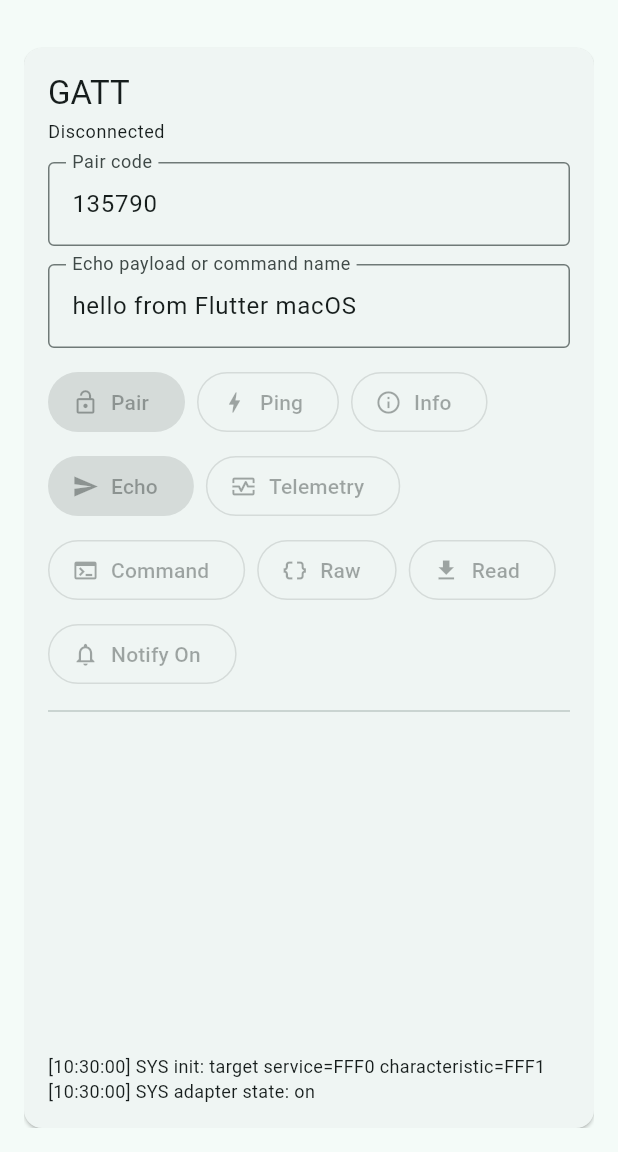
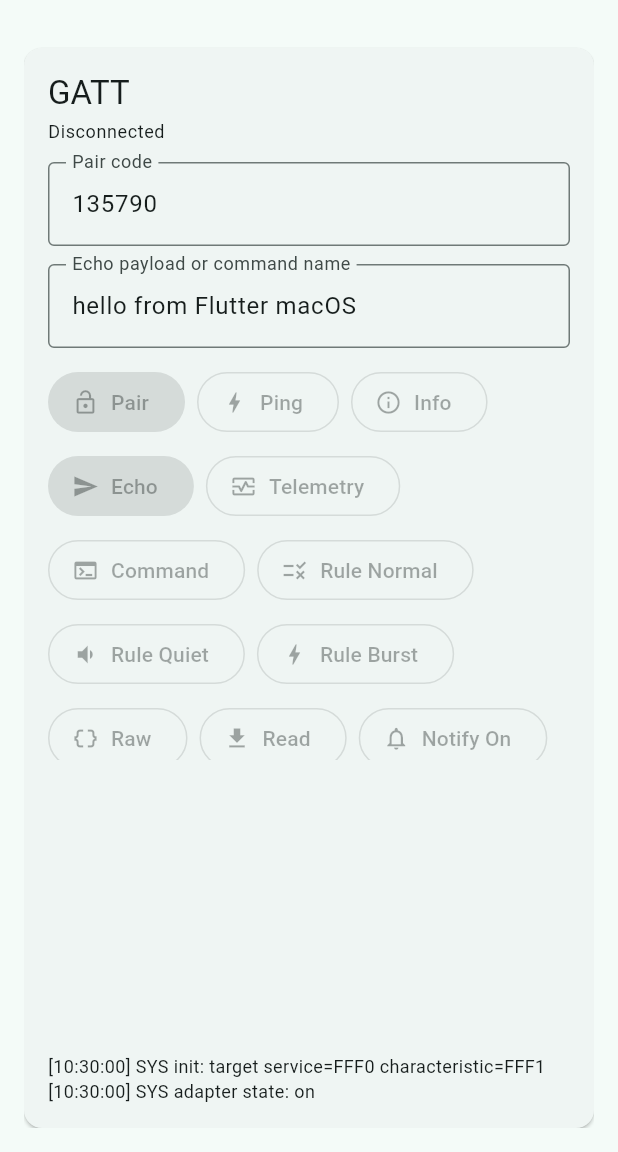
Before and after one commit to Garenge/BLEPeripheral, a Flutter app: the screen it shows after launch, scrolled down 328 dp, on a phone screen of 412 x 824 dp, the part 84-1236 px from its top. Run offline on Flutter 3.47's test engine with Material 3 defaults, Android fonts, the phone set to English and light mode, and no system bars; our stand-ins replace flutter_blue_plus.

Commit message:
pref: add interactive BLE event rule modes

```diff
--- a/FlutterCentral/lib/main.dart
+++ b/FlutterCentral/lib/main.dart
@@ -247,6 +247,27 @@ class _BleCentralPageState extends State<BleCentralPage> {
                         OutlinedButton.icon(
                           onPressed: _controller.demoCharacteristic == null
                               ? null
+                              : () => _controller.sendEventRuleMode('normal'),
+                          icon: const Icon(Icons.rule),
+                          label: const Text('Rule Normal'),
+                        ),
+                        OutlinedButton.icon(
+                          onPressed: _controller.demoCharacteristic == null
+                              ? null
+                              : () => _controller.sendEventRuleMode('quiet'),
+                          icon: const Icon(Icons.volume_down),
+                          label: const Text('Rule Quiet'),
+                        ),
+                        OutlinedButton.icon(
+                          onPressed: _controller.demoCharacteristic == null
+                              ? null
+                              : () => _controller.sendEventRuleMode('burst'),
+                          icon: const Icon(Icons.bolt),
+                          label: const Text('Rule Burst'),
+                        ),
+                        OutlinedButton.icon(
+                          onPressed: _controller.demoCharacteristic == null
+                              ? null
                               : () => _controller.sendRawText(
                                   _payloadController.text,
                                 ),
```
Also changed, not shown: FlutterCentral/lib/src/ble_central_controller.dart (+7 -0 lines), 18 other files.
